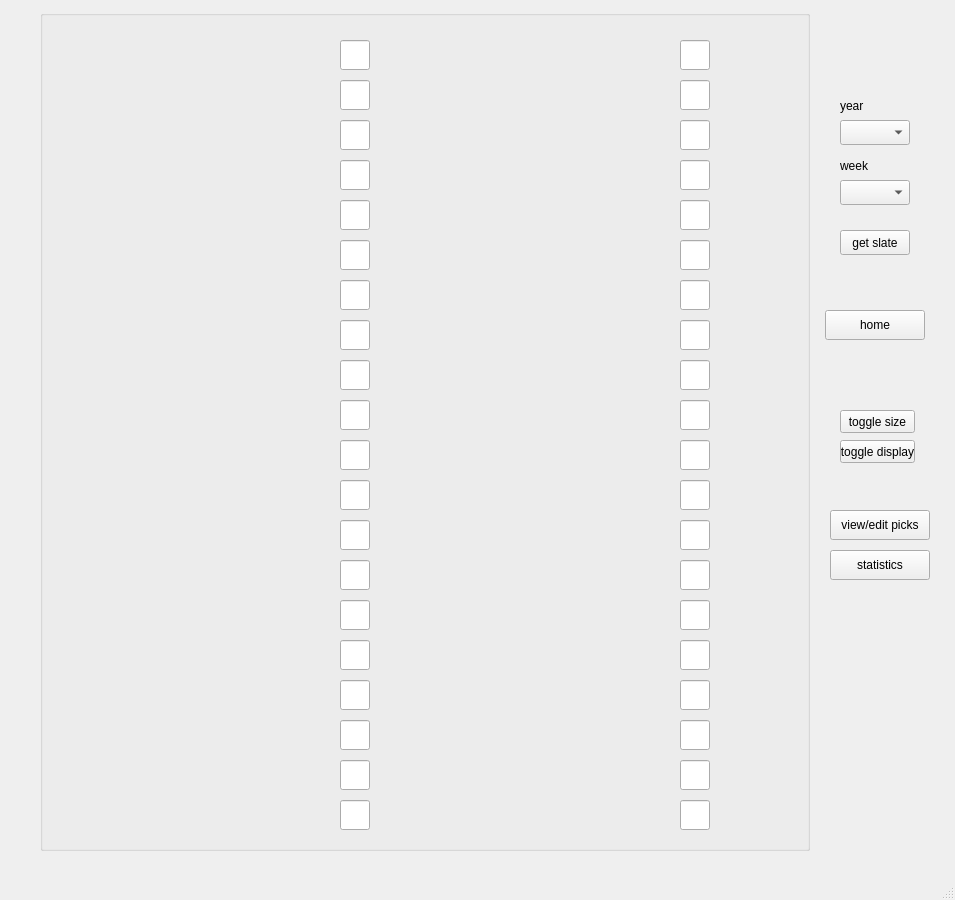
Old version of the form nfl_picks.ui in the repository midnighter67/NFLPicks.
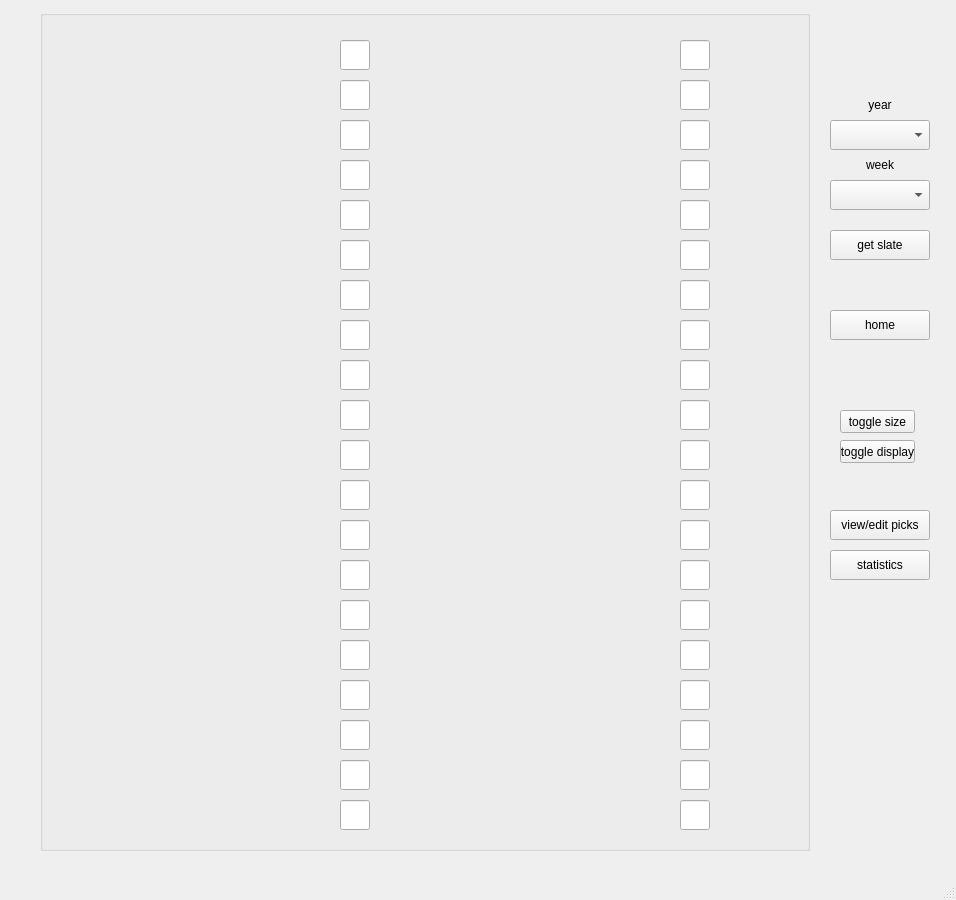
New version of the form.

Commit message: updated button layout and centered text in combo boxes

Diff of the .ui file:
```diff
--- a/nfl_picks.ui
+++ b/nfl_picks.ui
@@ -6,7 +6,7 @@
    <rect>
     <x>0</x>
     <y>0</y>
-    <width>955</width>
+    <width>956</width>
     <height>900</height>
    </rect>
   </property>
@@ -20,10 +20,10 @@
    <widget class="QPushButton" name="submitButton">
     <property name="geometry">
      <rect>
-      <x>840</x>
+      <x>830</x>
       <y>230</y>
-      <width>70</width>
-      <height>25</height>
+      <width>100</width>
+      <height>30</height>
      </rect>
     </property>
     <property name="text">
@@ -33,10 +33,10 @@
    <widget class="QComboBox" name="year">
     <property name="geometry">
      <rect>
-      <x>840</x>
+      <x>830</x>
       <y>120</y>
-      <width>70</width>
-      <height>25</height>
+      <width>100</width>
+      <height>30</height>
      </rect>
     </property>
     <property name="currentText">
@@ -46,38 +46,44 @@
    <widget class="QComboBox" name="week">
     <property name="geometry">
      <rect>
-      <x>840</x>
+      <x>830</x>
       <y>180</y>
-      <width>70</width>
-      <height>25</height>
+      <width>100</width>
+      <height>30</height>
      </rect>
     </property>
    </widget>
    <widget class="QLabel" name="weekLabel">
     <property name="geometry">
      <rect>
-      <x>840</x>
-      <y>156</y>
-      <width>71</width>
-      <height>20</height>
+      <x>830</x>
+      <y>150</y>
+      <width>100</width>
+      <height>30</height>
      </rect>
     </property>
     <property name="text">
      <string>week</string>
     </property>
+    <property name="alignment">
+     <set>Qt::AlignCenter</set>
+    </property>
    </widget>
    <widget class="QLabel" name="yearLabel">
     <property name="geometry">
      <rect>
-      <x>840</x>
-      <y>96</y>
-      <width>71</width>
-      <height>20</height>
+      <x>830</x>
+      <y>90</y>
+      <width>100</width>
+      <height>30</height>
      </rect>
     </property>
     <property name="text">
      <string>year</string>
     </property>
+    <property name="alignment">
+     <set>Qt::AlignCenter</set>
+    </property>
    </widget>
    <widget class="QGroupBox" name="slate">
     <property name="geometry">
@@ -3168,7 +3174,7 @@
    <widget class="QPushButton" name="homeButton">
     <property name="geometry">
      <rect>
-      <x>825</x>
+      <x>830</x>
       <y>310</y>
       <width>100</width>
       <height>30</height>
```
Left out of the diff: 2 changed lines with no effect on the pictures. The commit also changes 1 other file.
